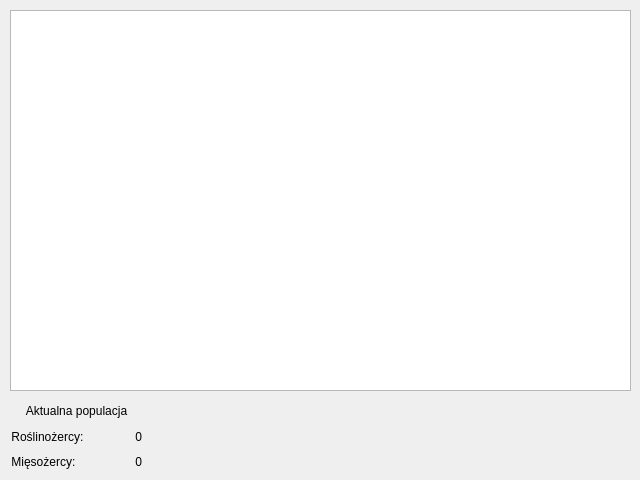
This is PopulationChart.ui in Kasia4/Artificial-life-simulator as Qt 5 draws it before an edit. The edited form follows.
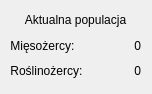
This is the edited form.

```diff
--- a/PopulationChart.ui
+++ b/PopulationChart.ui
@@ -6,28 +6,18 @@
    <rect>
     <x>0</x>
     <y>0</y>
-    <width>640</width>
-    <height>480</height>
+    <width>152</width>
+    <height>94</height>
    </rect>
   </property>
   <property name="windowTitle">
    <string>Form</string>
   </property>
-  <widget class="QGraphicsView" name="graphicsView">
+  <widget class="QWidget" name="layoutWidget">
    <property name="geometry">
     <rect>
      <x>10</x>
      <y>10</y>
-     <width>621</width>
-     <height>381</height>
-    </rect>
-   </property>
-  </widget>
-  <widget class="QWidget" name="">
-   <property name="geometry">
-    <rect>
-     <x>11</x>
-     <y>401</y>
      <width>131</width>
      <height>71</height>
     </rect>
@@ -43,30 +33,6 @@
       </property>
      </widget>
     </item>
-    <item>
-     <layout class="QHBoxLayout" name="horizontalLayout">
-      <item>
-       <widget class="QLabel" name="herbivores_label">
-        <property name="text">
-         <string>Roślinożercy:  </string>
-        </property>
-        <property name="alignment">
-         <set>Qt::AlignRight|Qt::AlignTrailing|Qt::AlignVCenter</set>
-        </property>
-       </widget>
-      </item>
-      <item>
-       <widget class="QLabel" name="herbivores_population">
-        <property name="text">
-         <string>0</string>
-        </property>
-        <property name="alignment">
-         <set>Qt::AlignRight|Qt::AlignTrailing|Qt::AlignVCenter</set>
-        </property>
-       </widget>
-      </item>
-     </layout>
-    </item>
     <item>
      <layout class="QHBoxLayout" name="horizontalLayout_2">
       <item>
@@ -91,6 +57,30 @@
       </item>
      </layout>
     </item>
+    <item>
+     <layout class="QHBoxLayout" name="horizontalLayout">
+      <item>
+       <widget class="QLabel" name="herbivores_label">
+        <property name="text">
+         <string>Roślinożercy:  </string>
+        </property>
+        <property name="alignment">
+         <set>Qt::AlignRight|Qt::AlignTrailing|Qt::AlignVCenter</set>
+        </property>
+       </widget>
+      </item>
+      <item>
+       <widget class="QLabel" name="herbivores_population">
+        <property name="text">
+         <string>0</string>
+        </property>
+        <property name="alignment">
+         <set>Qt::AlignRight|Qt::AlignTrailing|Qt::AlignVCenter</set>
+        </property>
+       </widget>
+      </item>
+     </layout>
+    </item>
    </layout>
   </widget>
  </widget>
```
